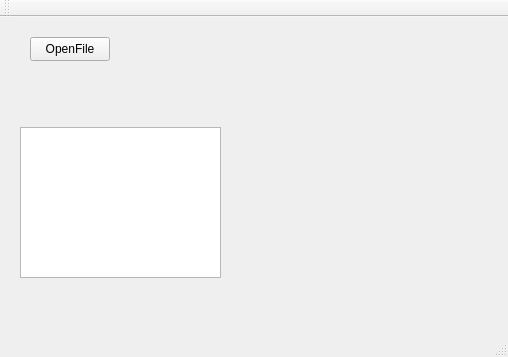
Before: the Qt Designer form Analysis_UI/mainwindow.ui in goluckyryan/nonLinearFit, drawn with Qt 5.
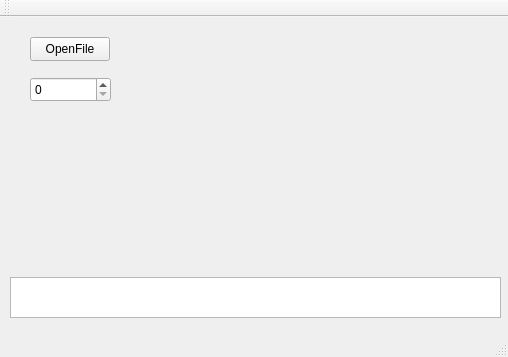
After: the same form once the commit is applied. Custom widgets are drawn as their Qt base class.

Diff of the .ui file:
```diff
--- a/Analysis_UI/mainwindow.ui
+++ b/Analysis_UI/mainwindow.ui
@@ -17,20 +17,20 @@
    <widget class="QCustomPlot" name="customPlot" native="true">
     <property name="geometry">
      <rect>
-      <x>260</x>
-      <y>100</y>
-      <width>221</width>
-      <height>161</height>
+      <x>130</x>
+      <y>20</y>
+      <width>371</width>
+      <height>231</height>
      </rect>
     </property>
    </widget>
    <widget class="QPlainTextEdit" name="plainTextEdit">
     <property name="geometry">
      <rect>
-      <x>20</x>
-      <y>110</y>
-      <width>201</width>
-      <height>151</height>
+      <x>10</x>
+      <y>260</y>
+      <width>491</width>
+      <height>41</height>
      </rect>
     </property>
    </widget>
@@ -47,6 +47,16 @@
      <string>OpenFile</string>
     </property>
    </widget>
+   <widget class="QSpinBox" name="spinBox">
+    <property name="geometry">
+     <rect>
+      <x>30</x>
+      <y>60</y>
+      <width>81</width>
+      <height>25</height>
+     </rect>
+    </property>
+   </widget>
   </widget>
   <widget class="QMenuBar" name="menuBar">
    <property name="geometry">
```
